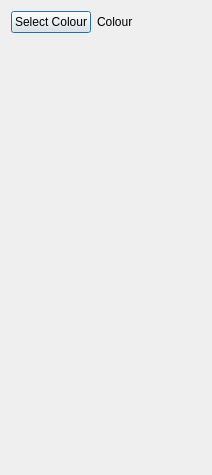
Qt form PythonPlugins/QtUI/ui/form.ui (NCCA/MayaAPICode) before a commit.
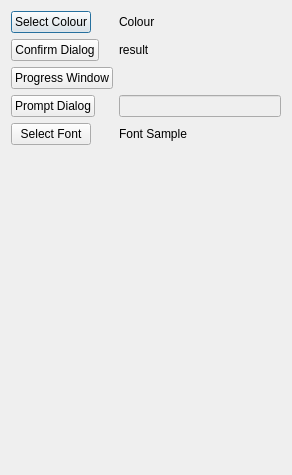
The same form after that commit.

Commit message: added loads more to the UI demo

Patch:
```diff
--- a/PythonPlugins/QtUI/ui/form.ui
+++ b/PythonPlugins/QtUI/ui/form.ui
@@ -6,7 +6,7 @@
    <rect>
     <x>0</x>
     <y>0</y>
-    <width>212</width>
+    <width>292</width>
     <height>475</height>
    </rect>
   </property>
@@ -28,6 +28,55 @@
      </property>
     </widget>
    </item>
+   <item row="1" column="1">
+    <widget class="QLabel" name="confirm_result">
+     <property name="text">
+      <string>result</string>
+     </property>
+    </widget>
+   </item>
+   <item row="1" column="0">
+    <widget class="QPushButton" name="confirm_button">
+     <property name="text">
+      <string>Confirm Dialog</string>
+     </property>
+    </widget>
+   </item>
+   <item row="2" column="0">
+    <widget class="QPushButton" name="progress_window">
+     <property name="text">
+      <string>Progress Window</string>
+     </property>
+    </widget>
+   </item>
+   <item row="3" column="0">
+    <widget class="QPushButton" name="prompt_dialog">
+     <property name="text">
+      <string>Prompt Dialog</string>
+     </property>
+    </widget>
+   </item>
+   <item row="3" column="1">
+    <widget class="QLineEdit" name="prompt_text">
+     <property name="enabled">
+      <bool>false</bool>
+     </property>
+    </widget>
+   </item>
+   <item row="4" column="0">
+    <widget class="QPushButton" name="select_font">
+     <property name="text">
+      <string>Select Font</string>
+     </property>
+    </widget>
+   </item>
+   <item row="4" column="1">
+    <widget class="QLabel" name="font_text">
+     <property name="text">
+      <string>Font Sample</string>
+     </property>
+    </widget>
+   </item>
   </layout>
  </widget>
  <resources/>
```
The commit also changes 1 other file.
